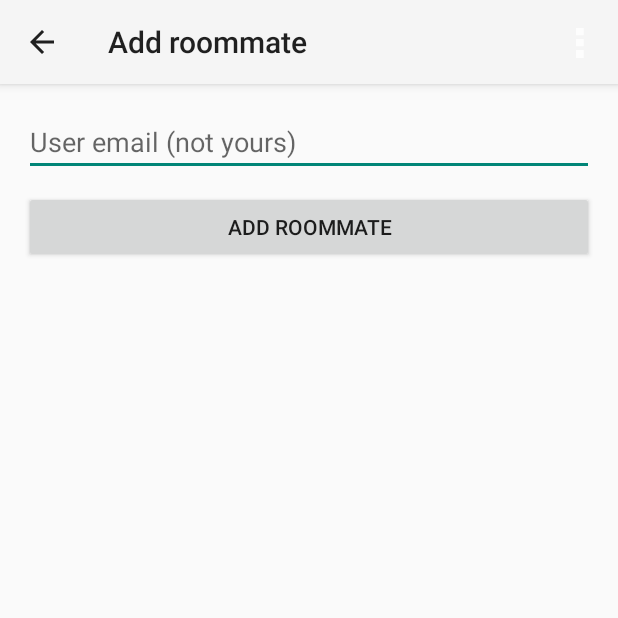
After one commit to antorof/RoomMates, an Android app: the AddRoommateActivity screen opened directly, with no data from a screen before it, on a phone screen of 412 x 824 dp, the top half of it. The commit adds this screen. Run offline under Robolectric (Android 15) with nearby library versions, the phone set to English and light mode, and no system bars.

Commit message:
.- Nueva activity para añadir un compañero a un piso .- Traducciones correspondientes a AddRoommateActivity.java .- Cambio en cómo se actualiza la lista de roommates -> una funcion

```diff
--- /dev/null
+++ b/RoomMates/src/main/res/layout/activity_add_roommate.xml
@@ -0,0 +1,29 @@
+<LinearLayout xmlns:android="http://schemas.android.com/apk/res/android"
+    xmlns:tools="http://schemas.android.com/tools"
+    android:layout_width="match_parent"
+    android:layout_height="match_parent"
+    android:paddingBottom="@dimen/activity_vertical_margin"
+    android:paddingLeft="@dimen/activity_horizontal_margin"
+    android:paddingRight="@dimen/activity_horizontal_margin"
+    android:paddingTop="@dimen/activity_vertical_margin"
+    tools:context=".NewProductActivity"
+    android:orientation="vertical" >
+
+    <EditText
+        android:id="@+id/editTextCorreoUsuario"
+        android:layout_width="fill_parent"
+        android:layout_height="wrap_content"
+        android:hint="@string/addroommate_useremail_hint"
+        android:inputType="textEmailAddress">
+        <requestFocus />
+    </EditText>
+
+    <Button
+        android:id="@+id/buttonAddProduct"
+        android:layout_marginTop="10dp"
+        android:layout_width="fill_parent"
+        android:layout_height="wrap_content"
+        android:text="@string/addroommate_button_text"
+		android:onClick="add_roommate_button_onClick" />
+
+</LinearLayout>
--- a/RoomMates/src/main/res/values/strings.xml
+++ b/RoomMates/src/main/res/values/strings.xml
@@ -13,6 +13,7 @@
     <string name="action_shopping">New Product</string>
     <string name="action_bills">New Bill</string>
     <string name="action_apartment">New Apartment</string>
+    <string name="action_roommate">Add roommate</string>
     <string name="action_sync">Synchronize</string>
     <string name="title_activity_new_task">New Task</string>
     <string name="title_activity_preferencias">Settings</string>
@@ -20,6 +21,7 @@
     <string name="title_activity_new_apartment">New House</string>
     <string name="title_activity_new_bill">New Bill</string>
     <string name="title_activity_register">Register</string>
+    <string name="title_activity_add_roommate">Add roommate</string>
     <string name="button_login_text">Log In</string>
     <string name="button_register_text">Sign Up</string>
     <string name="drawer_name_home">Home</string>
@@ -74,5 +76,7 @@
     <string name="newtask_name_hint">Task name</string>
     <string name="newtask_fromdate_hint">From (date)</string>
     <string name="newtask_button_text">Add Task</string>
+    <string name="addroommate_useremail_hint">User email (not yours)</string>
+    <string name="addroommate_button_text">Add roommate</string>
 
 </resources>
```
Also changed, not shown: RoomMates/src/main/AndroidManifest.xml (+11 -0 lines), RoomMates/src/main/java/com/roommates/roommates/AddRoommateActivity.java (added, +189 -0 lines), RoomMates/src/main/java/com/roommates/roommates/FragmentRoommates.java (+7 -20 lines), RoomMates/src/main/java/com/roommates/roommates/MainActivity.java (+32 -3 lines), RoomMates/src/main/res/menu/roommates.xml (added, +18 -0 lines), 1 other file.
